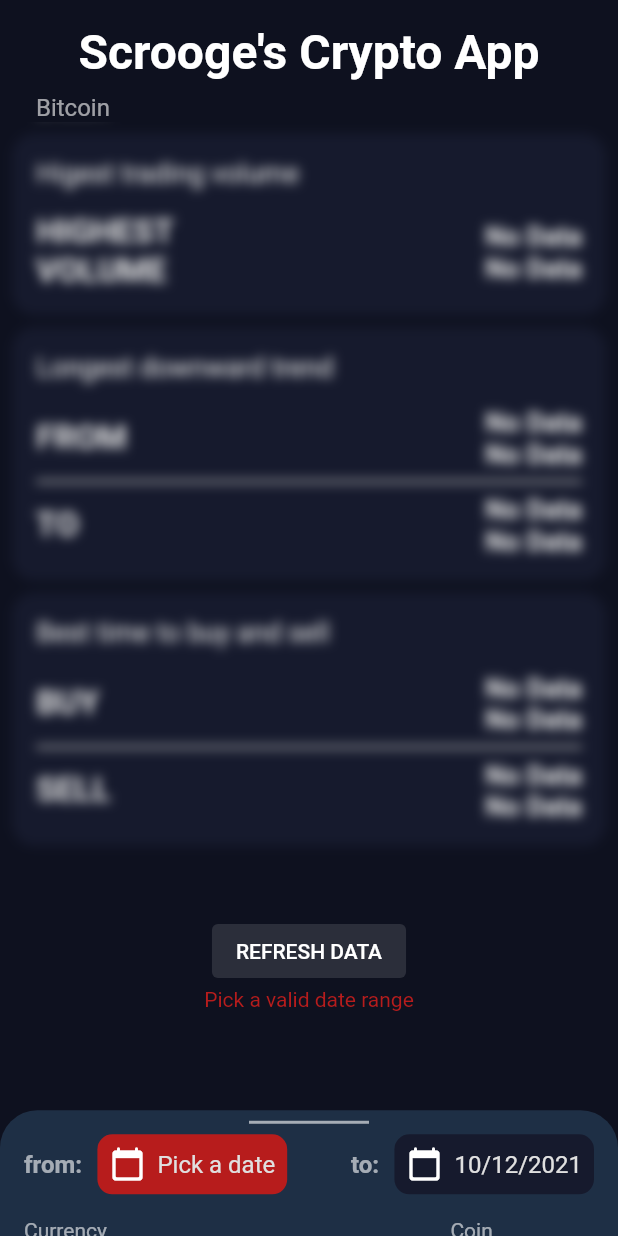
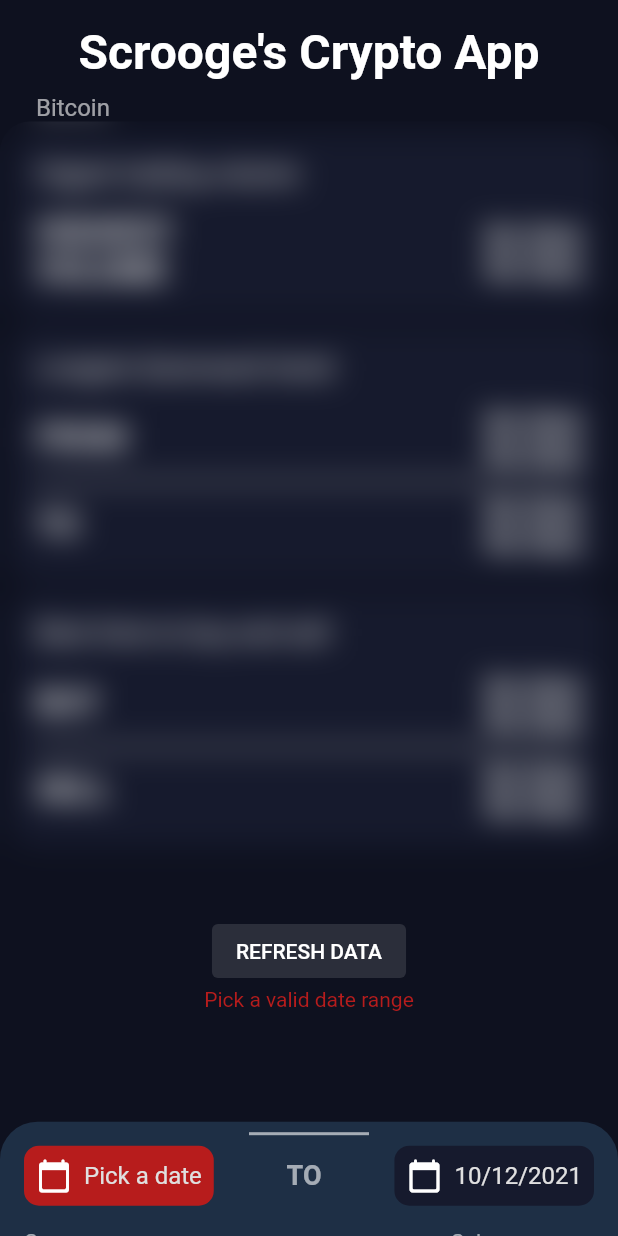
Before and after one commit to JeF0X/rising_star_crypto_app, a Flutter app: the screen it shows after launch, on a phone screen of 412 x 824 dp. Run offline on Flutter 3.47's test engine with Material 2 defaults, Android fonts, the phone set to English and light mode, and no system bars.

Commit message:
Fixed inconsistant UI

```diff
--- a/lib/common/bordeless_flat_card.dart
+++ b/lib/common/bordeless_flat_card.dart
@@ -1,3 +1,5 @@
+import 'dart:ui';
+
 import 'package:flutter/material.dart';
 
 class BordelessFlatCard extends StatelessWidget {
@@ -21,6 +23,7 @@ class BordelessFlatCard extends StatelessWidget {
           borderRadius: BorderRadius.circular(15.0)),
       child: Column(
         crossAxisAlignment: CrossAxisAlignment.stretch,
+        mainAxisSize: MainAxisSize.min,
         children: [
           Padding(
             padding: const EdgeInsets.only(bottom: 8.0),
@@ -42,6 +45,7 @@ class BordelessFlatCard extends StatelessWidget {
           ),
           // Data info
           Stack(
+            fit: StackFit.loose,
             alignment: AlignmentDirectional.center,
             children: [
               Container(
--- a/lib/common/constants.dart
+++ b/lib/common/constants.dart
@@ -1,3 +1,5 @@
+import 'package:flutter/material.dart';
+
 enum Currency {
   eur,
   usd,
@@ -14,6 +16,13 @@ enum MarketDataOptions {
   longestDownwardTrend,
   bestBuySell,
   highestTradingVolume,
+}
+
+class AppColors {
+  static Color primary = const Color.fromARGB(255, 14, 17, 31);
+  static Color secondary = const Color.fromARGB(255, 30, 47, 69);
+  static Color select = const Color.fromARGB(255, 22, 26, 45);
+  static Color highLight = const Color.fromARGB(255, 71, 112, 166);
 }
 
 String coinGeckoCoins(Coin coin) {
--- a/lib/main.dart
+++ b/lib/main.dart
@@ -1,4 +1,5 @@
 import 'package:flutter/material.dart';
+import 'package:rising_star_crypto_app/common/constants.dart';
 import 'package:rising_star_crypto_app/screens/market_data_screen.dart';
 
 void main() {
@@ -14,13 +15,19 @@ class MyApp extends StatelessWidget {
           brightness: Brightness.dark,
           primarySwatch: Colors.indigo,
           primaryColor: Colors.indigo,
-          colorScheme: const ColorScheme.dark(
-            secondary: Color.fromARGB(255, 60, 70, 122),
+          primaryColorLight: Colors.amber,
+          canvasColor: AppColors.secondary,
+          dialogBackgroundColor: AppColors.primary,
+          colorScheme: ColorScheme.dark(
+            primary: AppColors.highLight,
+            primaryVariant: AppColors.highLight,
+            secondary: AppColors.secondary,
+            surface: AppColors.secondary,
           ),
           elevatedButtonTheme: ElevatedButtonThemeData(
             style: ElevatedButton.styleFrom(
               primary: const Color.fromARGB(255, 48, 59, 107),
-              onPrimary: Colors.white60,
+              onPrimary: Colors.white,
               onSurface: Colors.white,
             ),
           ),
--- a/lib/screens/market_data_screen.dart
+++ b/lib/screens/market_data_screen.dart
@@ -52,11 +52,13 @@ class _MarketDataScreenState extends State<MarketDataScreen> {
                     _buildInfoCards(),
                     !isDataChanged
                         ? const SizedBox()
-                        : ClipRect(
+                        : ClipRRect(
+                            borderRadius: BorderRadius.circular(20.0),
+                            clipBehavior: Clip.antiAlias,
                             child: BackdropFilter(
                               filter: ImageFilter.blur(
-                                sigmaX: 4.0,
-                                sigmaY: 4.0,
+                                sigmaX: 10.0,
+                                sigmaY: 10.0,
                               ),
                               child: Container(),
                             ),
@@ -84,9 +86,9 @@ class _MarketDataScreenState extends State<MarketDataScreen> {
                   ),
                 ),
           DraggableScrollableSheet(
-            initialChildSize: 0.11,
-            minChildSize: 0.11,
-            maxChildSize: 0.22,
+            initialChildSize: 0.1,
+            minChildSize: 0.1,
+            maxChildSize: 0.20,
             snap: true,
             builder: (BuildContext context, ScrollController controller) {
               return Container(
@@ -120,14 +122,14 @@ class _MarketDataScreenState extends State<MarketDataScreen> {
                       mainAxisAlignment: MainAxisAlignment.spaceBetween,
                       mainAxisSize: MainAxisSize.min,
                       children: [
-                        const Text(
-                          'from: ',
-                          style: TextStyle(
-                            fontSize: 16.0,
-                            fontWeight: FontWeight.bold,
-                            color: Colors.white60,
-                          ),
-                        ),
+                        // const Text(
+                        //   'from: ',
+                        //   style: TextStyle(
+                        //     fontSize: 16.0,
+                        //     fontWeight: FontWeight.bold,
+                        //     color: Colors.white60,
+                        //   ),
+                        // ),
                         TextFieldDatePicker(
                           initialDate: marketData.dateRange.start.isAfter(
                                   DateTime.fromMicrosecondsSinceEpoch(0))
@@ -142,13 +144,13 @@ class _MarketDataScreenState extends State<MarketDataScreen> {
                             });
                           },
                         ),
-                        const SizedBox(
-                          width: 30.0,
-                        ),
+                        // const SizedBox(
+                        //   width: 30.0,
+                        // ),
                         const Text(
-                          'to: ',
+                          'TO',
                           style: TextStyle(
-                            fontSize: 16.0,
+                            fontSize: 18.0,
                             fontWeight: FontWeight.bold,
                             color: Colors.white60,
                           ),
```
